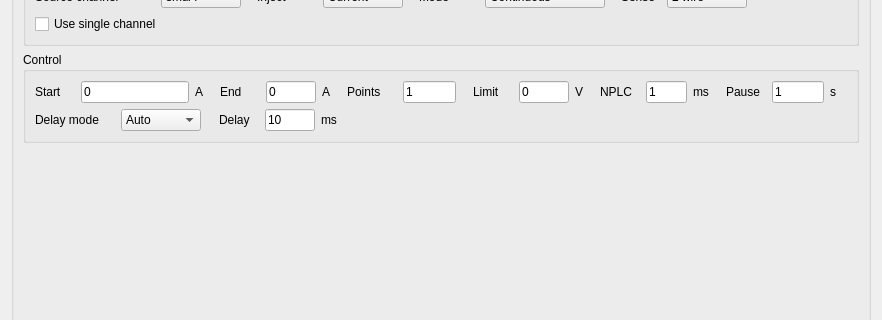
This is plugins/SpecSMU/specSMU_settingsWidget.ui in pyIVLS/pyIVLS as Qt 5 draws it before an edit; both pictures show x 0 to 882 and y 83 to 403 of the 882 by 650 pixel window. The edited form follows.
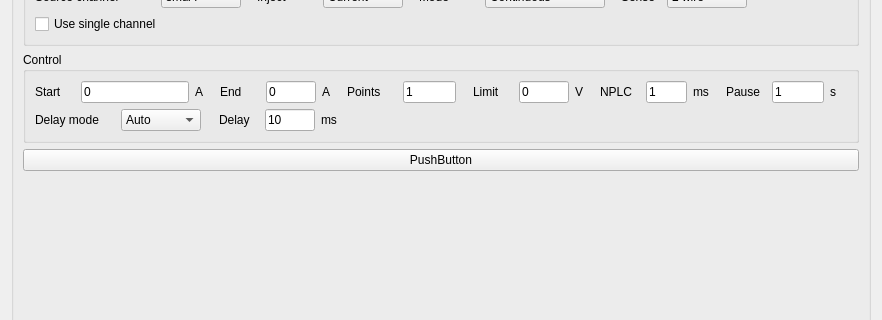
This is the edited form.

Patch:
```diff
--- a/plugins/SpecSMU/specSMU_settingsWidget.ui
+++ b/plugins/SpecSMU/specSMU_settingsWidget.ui
@@ -862,6 +862,13 @@
         </layout>
        </widget>
       </item>
+      <item>
+       <widget class="QPushButton" name="pushButton">
+        <property name="text">
+         <string>PushButton</string>
+        </property>
+       </widget>
+      </item>
       <item>
        <spacer name="verticalSpacer">
         <property name="orientation">
```
Left out of the diff: 26 changed lines with no effect on the pictures.
